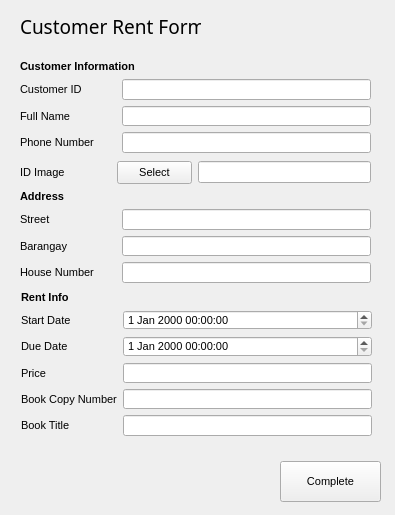
First picture: the form in rent_form.ui, repository uvwbermudo/BookRentalApp, before the edit.
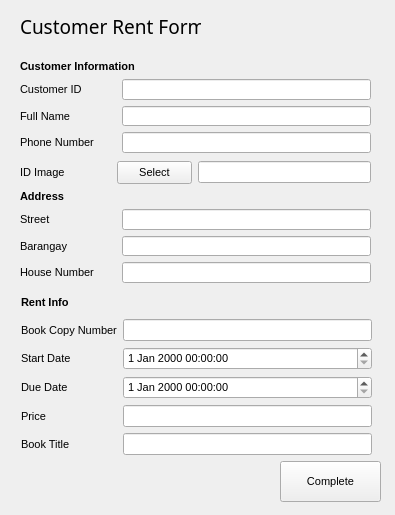
Second picture: the form after the edit.

What changed in the file:
```diff
--- a/rent_form.ui
+++ b/rent_form.ui
@@ -317,10 +317,31 @@
       <x>21</x>
       <y>291</y>
       <width>351</width>
-      <height>145</height>
+      <height>164</height>
      </rect>
     </property>
     <layout class="QGridLayout" name="gridLayout_3">
+     <item row="3" column="0">
+      <widget class="QLabel" name="label_13">
+       <property name="text">
+        <string>Due Date</string>
+       </property>
+      </widget>
+     </item>
+     <item row="4" column="1">
+      <widget class="QLineEdit" name="cust_price">
+       <property name="readOnly">
+        <bool>true</bool>
+       </property>
+      </widget>
+     </item>
+     <item row="6" column="1">
+      <widget class="QLineEdit" name="cust_bookrent_title">
+       <property name="readOnly">
+        <bool>true</bool>
+       </property>
+      </widget>
+     </item>
      <item row="0" column="0">
       <widget class="QLabel" name="label_14">
        <property name="font">
@@ -335,68 +356,47 @@
        </property>
       </widget>
      </item>
-     <item row="1" column="0">
+     <item row="3" column="1">
+      <widget class="QDateTimeEdit" name="cust_due"/>
+     </item>
+     <item row="6" column="0">
+      <widget class="QLabel" name="label_17">
+       <property name="text">
+        <string>Book Title</string>
+       </property>
+      </widget>
+     </item>
+     <item row="2" column="0">
       <widget class="QLabel" name="label_12">
        <property name="text">
         <string>Start Date</string>
        </property>
       </widget>
      </item>
-     <item row="1" column="1">
+     <item row="2" column="1">
       <widget class="QDateTimeEdit" name="cust_start"/>
      </item>
-     <item row="2" column="0">
-      <widget class="QLabel" name="label_13">
-       <property name="text">
-        <string>Due Date</string>
-       </property>
-      </widget>
-     </item>
-     <item row="3" column="0">
+     <item row="4" column="0">
       <widget class="QLabel" name="label_15">
        <property name="text">
         <string>Price</string>
        </property>
       </widget>
      </item>
-     <item row="3" column="1">
-      <widget class="QLineEdit" name="cust_price">
+     <item row="1" column="1">
+      <widget class="QLineEdit" name="cust_bookrent_id">
        <property name="readOnly">
-        <bool>true</bool>
+        <bool>false</bool>
        </property>
       </widget>
      </item>
-     <item row="4" column="0">
+     <item row="1" column="0">
       <widget class="QLabel" name="label_16">
        <property name="text">
         <string>Book Copy Number</string>
        </property>
       </widget>
      </item>
-     <item row="4" column="1">
-      <widget class="QLineEdit" name="cust_bookrent_id">
-       <property name="readOnly">
-        <bool>true</bool>
-       </property>
-      </widget>
-     </item>
-     <item row="5" column="0">
-      <widget class="QLabel" name="label_17">
-       <property name="text">
-        <string>Book Title</string>
-       </property>
-      </widget>
-     </item>
-     <item row="5" column="1">
-      <widget class="QLineEdit" name="cust_bookrent_title">
-       <property name="readOnly">
-        <bool>true</bool>
-       </property>
-      </widget>
-     </item>
-     <item row="2" column="1">
-      <widget class="QDateTimeEdit" name="cust_due"/>
-     </item>
     </layout>
    </widget>
   </widget>
```
Left out of the diff: 19 changed lines with no effect on the pictures.
